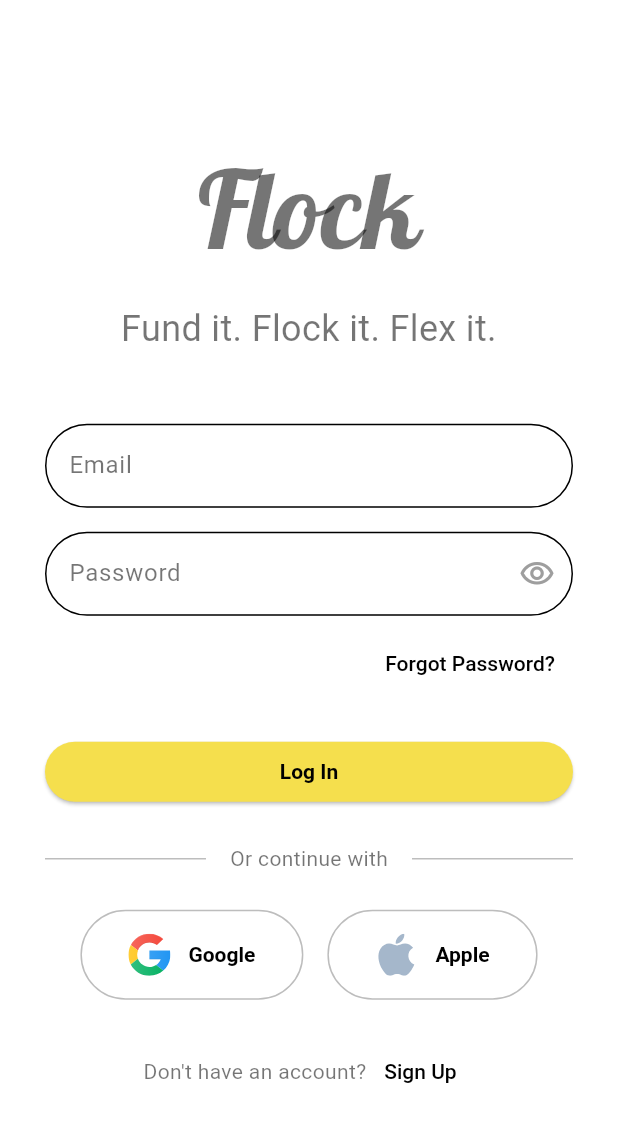
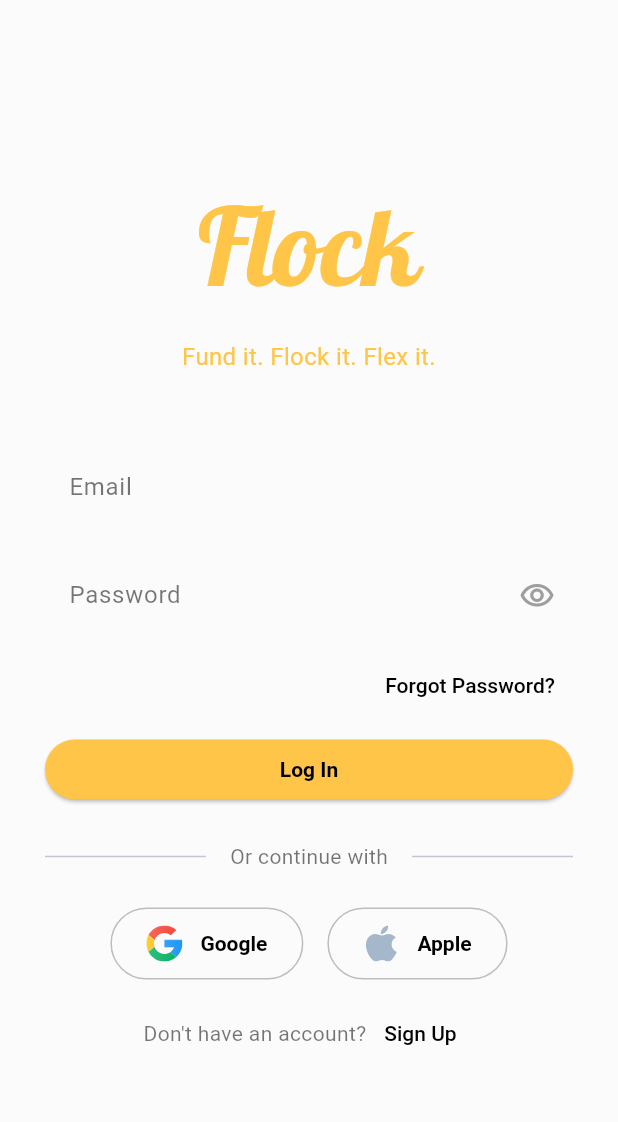
Before and after one commit to strider2023/flock_flutter, a Flutter app: the screen it shows after launch, on a phone screen of 412 x 824 dp. Shown: the top 1122 px of the screen. Run offline on Flutter 3.47's test engine with Material 3 defaults, Android fonts, the light colour scheme and no system bars; our stand-ins replace carousel_slider, flutter_svg, shared_preferences, sqflite; missing offline and left inert: iconify_flutter; accounts and stored records are empty; Roboto replaces fonts that are missing (Poppins).

Commit message:
Updated themeing and styles

```diff
--- a/lib/common/themes/dark_theme.dart
+++ b/lib/common/themes/dark_theme.dart
@@ -1,10 +1,10 @@
 import 'package:flutter/material.dart';
 
 // Define theme colors
-const Color primaryYellow = Color(0xFFF5DF4D);
+const Color primaryYellow = Color(0xFFFFC549);
 const Color darkText = Colors.white;
 const Color lightText = Colors.black; // For text on yellow buttons
-const Color darkBackground = Color(0xFF121212);
+const Color darkBackground = Color(0xFF232122);
 
 final ThemeData darkTheme = ThemeData(
   brightness: Brightness.dark,
@@ -23,7 +23,7 @@ final ThemeData darkTheme = ThemeData(
     backgroundColor: darkBackground,
     foregroundColor: darkText,
     elevation: 0,
-    iconTheme: IconThemeData(color: darkText),
+    iconTheme: IconThemeData(color: primaryYellow),
     titleTextStyle: TextStyle(
       fontFamily: 'FlockFont',
       fontSize: 32.0,
@@ -31,14 +31,9 @@ final ThemeData darkTheme = ThemeData(
     ),
   ),
   inputDecorationTheme: InputDecorationTheme(
-    enabledBorder: OutlineInputBorder(
-      borderRadius: BorderRadius.circular(30.0),
-      borderSide: const BorderSide(color: darkText),
-    ),
-    focusedBorder: OutlineInputBorder(
-      borderRadius: BorderRadius.circular(30.0),
-      borderSide: const BorderSide(color: primaryYellow, width: 2.0),
-    ),
+    fillColor: Colors.grey.shade800,
+    enabledBorder: OutlineInputBorder(borderSide: BorderSide.none),
+    focusedBorder: OutlineInputBorder(borderSide: BorderSide.none),
     labelStyle: const TextStyle(color: Colors.white70),
   ),
   elevatedButtonTheme: ElevatedButtonThemeData(
@@ -75,4 +70,16 @@ final ThemeData darkTheme = ThemeData(
       ),
     ),
   ),
+  navigationBarTheme: NavigationBarThemeData(
+    indicatorColor: primaryYellow,
+    iconTheme: WidgetStateProperty.all(
+      const IconThemeData(color: Colors.white),
+    ),
+  ),
+  progressIndicatorTheme: const ProgressIndicatorThemeData(
+    color:
+        primaryYellow, // Overrides the colorScheme.primary for circular indicators
+    circularTrackColor:
+        primaryYellow, // Sets the track color for circular indicators
+  ),
 );
--- a/lib/common/themes/light_theme.dart
+++ b/lib/common/themes/light_theme.dart
@@ -1,9 +1,10 @@
 import 'package:flutter/material.dart';
 
 // Define theme colors
-const Color primaryYellow = Color(0xFFF5DF4D);
+const Color primaryYellow = Color(0xFFFFC549);
+const Color secondaryTomato = Color(0xffef6a3f);
 const Color lightText = Colors.black;
-const Color lightBackground = Colors.white;
+const Color lightBackground = Color(0xFFfbfbfb);
 
 final ThemeData lightTheme = ThemeData(
   brightness: Brightness.light,
@@ -30,14 +31,9 @@ final ThemeData lightTheme = ThemeData(
     ),
   ),
   inputDecorationTheme: InputDecorationTheme(
-    enabledBorder: OutlineInputBorder(
-      borderRadius: BorderRadius.circular(30.0),
-      borderSide: const BorderSide(color: lightText),
-    ),
-    focusedBorder: OutlineInputBorder(
-      borderRadius: BorderRadius.circular(30.0),
-      borderSide: const BorderSide(color: lightText, width: 2.0),
-    ),
+    fillColor: Colors.grey.shade800,
+    enabledBorder: OutlineInputBorder(borderSide: BorderSide.none),
+    focusedBorder: OutlineInputBorder(borderSide: BorderSide.none),
     labelStyle: const TextStyle(color: Colors.black54),
   ),
   elevatedButtonTheme: ElevatedButtonThemeData(
@@ -74,4 +70,10 @@ final ThemeData lightTheme = ThemeData(
       ),
     ),
   ),
+  progressIndicatorTheme: const ProgressIndicatorThemeData(
+    color:
+        primaryYellow, // Overrides the colorScheme.primary for circular indicators
+    circularTrackColor:
+        primaryYellow, // Sets the track color for circular indicators
+  ),
 );
--- a/lib/common/widgets/home_header.dart
+++ b/lib/common/widgets/home_header.dart
@@ -17,12 +17,14 @@ class HomeHeader extends StatelessWidget implements PreferredSizeWidget {
 
   @override
   Widget build(BuildContext context) {
+    final Color? iconColor = Theme.of(context).appBarTheme.iconTheme?.color;
+
     return AppBar(
       title: Text(title),
       // Dynamically build the actions from the list provided.
       actions: actions.map((action) {
         return IconButton(
-          icon: Iconify(action.icon),
+          icon: Iconify(action.icon, color: iconColor),
           onPressed: () {
             // Emit the action name when the icon is pressed.
             onActionPressed(action.actionName);
--- a/lib/common/widgets/social_login_button.dart
+++ b/lib/common/widgets/social_login_button.dart
@@ -16,7 +16,7 @@ class SocialLoginButton extends StatelessWidget {
     return OutlinedButton(
       onPressed: onPressed,
       style: OutlinedButton.styleFrom(
-        padding: const EdgeInsets.symmetric(horizontal: 32, vertical: 16),
+        padding: const EdgeInsets.symmetric(horizontal: 24, vertical: 12),
         shape: const StadiumBorder(),
         side: BorderSide(color: Colors.grey.shade400),
       ),
@@ -27,18 +27,12 @@ class SocialLoginButton extends StatelessWidget {
             type == 'Google'
                 ? 'assets/icons/google_logo.svg'
                 : 'assets/icons/apple_logo.svg',
-            width: 28,
-            height: 28,
+            width: 24,
+            height: 24,
             semanticsLabel: 'Dart Logo',
           ),
           const SizedBox(width: 12),
-          Text(
-            type,
-            style: const TextStyle(
-              color: Colors.black,
-              fontWeight: FontWeight.bold,
-            ),
-          ),
+          Text(type, style: const TextStyle(fontWeight: FontWeight.bold)),
         ],
       ),
     );
--- a/lib/modules/auth/views/login_view.dart
+++ b/lib/modules/auth/views/login_view.dart
@@ -27,7 +27,7 @@ class _LoginViewState extends State<LoginView>
   void initState() {
     super.initState();
     _controller = AnimationController(
-      duration: const Duration(milliseconds: 900),
+      duration: const Duration(milliseconds: 1200),
       vsync: this,
     );
 
@@ -106,15 +106,18 @@ class _LoginViewState extends State<LoginView>
                 Text(
                   'Flock',
                   textAlign: TextAlign.center,
-                  style: TextStyle(fontFamily: 'FlockFont', fontSize: 72),
+                  style: TextStyle(
+                    fontFamily: 'FlockFont',
+                    fontSize: 72,
+                    color: Theme.of(context).primaryColor,
+                  ),
                 ),
                 Text(
                   'Fund it. Flock it. Flex it.',
                   textAlign: TextAlign.center,
                   style: TextStyle(
-                    fontSize: Theme.of(
-                      context,
-                    ).textTheme.headlineSmall?.fontSize,
+                    fontSize: Theme.of(context).textTheme.bodyLarge?.fontSize,
+                    color: Theme.of(context).primaryColor,
                   ),
                 ),
               ],
@@ -173,7 +176,7 @@ class _LoginViewState extends State<LoginView>
             child: const Text('Forgot Password?'),
           ),
         ),
-        const SizedBox(height: 24),
+        const SizedBox(height: 8),
 
         // --- Login Button ---
         if (viewModel.isLoading)
@@ -203,15 +206,12 @@ class _LoginViewState extends State<LoginView>
         // ✨ ADDED: Social Login Divider & Buttons
         const Row(
           children: <Widget>[
-            Expanded(child: Divider(color: Colors.black26)),
+            Expanded(child: Divider()),
             Padding(
               padding: EdgeInsets.symmetric(horizontal: 16.0),
-              child: Text(
-                'Or continue with',
-                style: TextStyle(color: Colors.black54),
-              ),
+              child: Text('Or continue with'),
             ),
-            Expanded(child: Divider(color: Colors.black26)),
+            Expanded(child: Divider()),
           ],
         ),
         const SizedBox(height: 24),
@@ -223,7 +223,7 @@ class _LoginViewState extends State<LoginView>
             SocialLoginButton(type: 'Apple', onPressed: () {}),
           ],
         ),
-        const SizedBox(height: 24),
+        const SizedBox(height: 12),
 
         Row(
           mainAxisAlignment: MainAxisAlignment.center,
--- a/lib/modules/favorites/views/favorites_view.dart
+++ b/lib/modules/favorites/views/favorites_view.dart
@@ -2,6 +2,7 @@
 
 import 'package:flutter/material.dart';
 import 'package:provider/provider.dart';
+import '../../../common/widgets/home_header.dart';
 import '../viewmodels/favorites_viewmodel.dart';
 import '../widgets/item_grid_card.dart';
 
@@ -14,10 +15,7 @@ class FavoritesView extends StatelessWidget {
     final viewModel = context.watch<FavoritesViewModel>();
 
     return Scaffold(
-      appBar: AppBar(
-        title: const Text('My Library'),
-        automaticallyImplyLeading: false,
-      ),
+      appBar: HomeHeader(actions: [], onActionPressed: (actionName) {}),
       body: Column(
         children: [
           _buildPillTabBar(context, viewModel),
--- a/lib/modules/favorites/widgets/item_grid_card.dart
+++ b/lib/modules/favorites/widgets/item_grid_card.dart
@@ -12,7 +12,7 @@ class ItemGridCard extends StatelessWidget {
   Widget build(BuildContext context) {
     return Card(
       clipBehavior: Clip.antiAlias,
-      elevation: 2,
+      elevation: 0,
       shape: RoundedRectangleBorder(borderRadius: BorderRadius.circular(12)),
       child: Column(
         crossAxisAlignment: CrossAxisAlignment.stretch,
--- a/lib/modules/marketplace/widgets/brand_card.dart
+++ b/lib/modules/marketplace/widgets/brand_card.dart
@@ -17,7 +17,7 @@ class BrandCard extends StatelessWidget {
         CircleAvatar(
           radius: 42,
           // A fallback background color for while the image loads.
-          backgroundColor: Colors.green.shade800,
+          backgroundColor: Theme.of(context).primaryColor,
           // The brand's image is now the background of the avatar.
           backgroundImage: NetworkImage(brand.imageUrl),
         ),
--- a/lib/modules/marketplace/widgets/product_carousel_section.dart
+++ b/lib/modules/marketplace/widgets/product_carousel_section.dart
@@ -73,7 +73,7 @@ class _ProductCarouselWithIndicatorState extends State<ProductCarouselSection> {
                 decoration: BoxDecoration(
                   shape: BoxShape.circle,
                   // The color changes based on the current page index.
-                  color: (Colors.black).withOpacity(
+                  color: (Theme.of(context).primaryColor).withOpacity(
                     _current == entry.key ? 0.9 : 0.4,
                   ),
                 ),
--- a/lib/modules/search/views/search_page.dart
+++ b/lib/modules/search/views/search_page.dart
@@ -78,8 +78,6 @@ class _SearchPageState extends State<SearchPage> {
                         borderRadius: BorderRadius.circular(12.0),
                         borderSide: BorderSide.none,
                       ),
-                      filled: true,
-                      fillColor: Colors.grey[200],
                       contentPadding: EdgeInsets.zero,
                     ),
                     onSubmitted: (query) {
```
Also changed, not shown: lib/home.dart (+47 -50 lines), lib/modules/auth/views/signup_view.dart (+4 -5 lines), lib/modules/campaigns/widgets/feed_item_card.dart (+19 -35 lines), lib/modules/marketplace/views/marketplace_home_view.dart (+12 -20 lines), lib/modules/marketplace/widgets/product_card.dart (+12 -26 lines), lib/modules/profile/views/profile_view.dart (+29 -32 lines).
